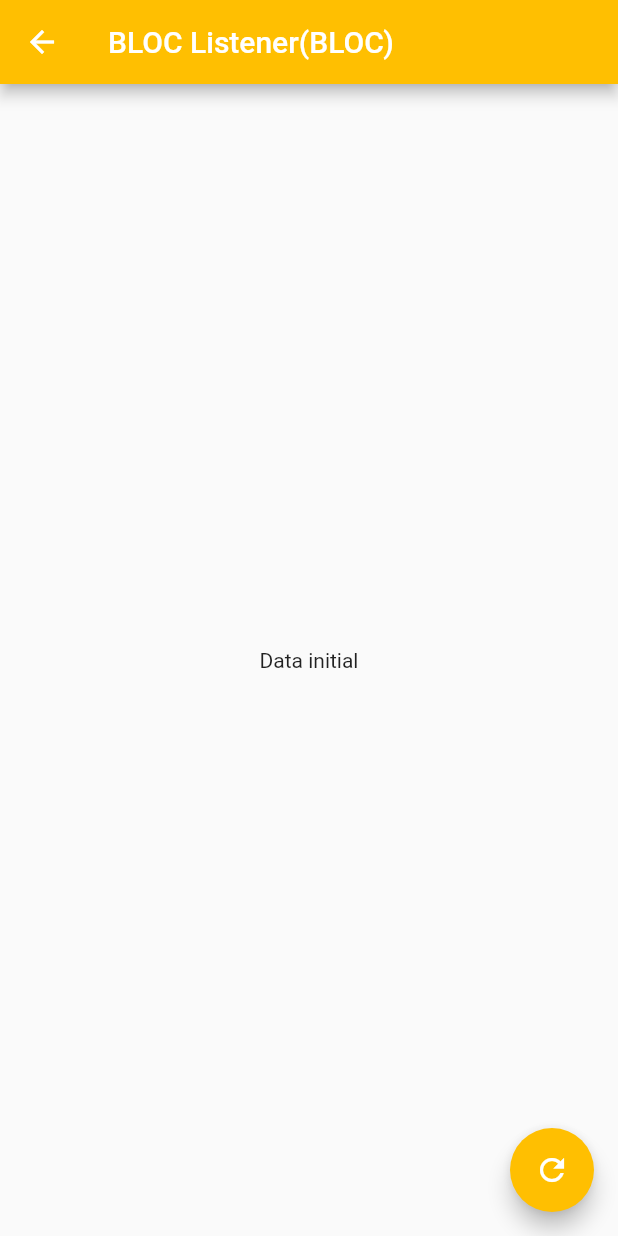
After one commit to lypsisrudiansyah/bloc_practice_app, a Flutter app: the HomeBlocListenerScreen screen opened directly, after a tap on "BLOC Listener (BLOC)", on a phone screen of 412 x 824 dp. The commit adds this screen. Run offline on Flutter 3.47's test engine with Material 2 defaults, Android fonts, the phone set to English and light mode, and no system bars; our stand-ins replace bloc, flutter_bloc.

Commit message:
create 4 files and update 1 file
refactor: HomeScreen

feat: Add BlocListener Implementation

```diff
--- /dev/null
+++ b/lib/screen/bloc_listener_implementation/bloc_listener_screen/listener_from_bloc.dart
@@ -0,0 +1,58 @@
+import 'package:flutter/material.dart';
+import 'package:flutter_bloc/flutter_bloc.dart';
+import 'package:practice_bloc_app/bloc/data_dummy/data_dummy_bloc.dart';
+import 'package:practice_bloc_app/screen/bloc_listener_implementation/bloc_listener_screen/listener_dummy_page.dart';
+import 'package:practice_bloc_app/theme.dart';
+
+class ListenerFromBlocScreen extends StatelessWidget {
+  const ListenerFromBlocScreen({Key? key}) : super(key: key);
+
+  @override
+  Widget build(BuildContext context) {
+    return Scaffold(
+      appBar: AppBar(
+        title: const Text("BLOC Listener(BLOC)"),
+      ),
+      body: BlocListener<DataDummyBloc, DataDummyState>(
+        listener: (context, state) {
+          if (state is DataDummyLoading) {
+            ScaffoldMessenger.of(context).showSnackBar(const SnackBar(content: Text("on load the data.")));
+          }
+          if (state is DataDummySuccess) {
+            ScaffoldMessenger.of(context).showSnackBar(SnackBar(content: Text(state.resultText)));
+            Navigator.push(
+              context,
+              MaterialPageRoute(builder: (context) => const ListenerDummyPage()),
+            );
+          }
+        },
+        child: BlocBuilder<DataDummyBloc, DataDummyState>(
+          builder: (context, state) {
+            if (state is DataDummyLoading) {
+              return const Center(child: CircularProgressIndicator());
+            }
+
+            if (state is DataDummySuccess) {
+              return Center(
+                child: Text(state.resultText),
+              );
+            }
+
+            return const Center(
+              child: Text("Data initial"),
+            );
+          },
+        ),
+      ),
+      floatingActionButton: Builder(builder: (ctx) {
+        return FloatingActionButton(
+          backgroundColor: accentColor,
+          onPressed: () {
+            ctx.read<DataDummyBloc>().add(OnDataEventCalled());
+          },
+          child: const Icon(Icons.refresh),
+        );
+      }),
+    );
+  }
+}
--- /dev/null
+++ b/lib/screen/bloc_listener_implementation/home_bloc_listener.dart
@@ -0,0 +1,39 @@
+import 'package:flutter/material.dart';
+import 'package:practice_bloc_app/screen/bloc_listener_implementation/bloc_listener_screen/listener_from_bloc.dart';
+import 'package:practice_bloc_app/screen/simple_shop_app/shop_app_screen/product_screen_with_cubit.dart';
+import 'package:practice_bloc_app/shared/widget/button_void_func.dart';
+
+class HomeBlocListenerScreen extends StatelessWidget {
+  const HomeBlocListenerScreen({Key? key}) : super(key: key);
+
+  @override
+  Widget build(BuildContext context) {
+    return Scaffold(
+      appBar: AppBar(
+        title: const Text("Shop App Home"),
+      ),
+      body: Center(
+        child: Column(
+          mainAxisAlignment: MainAxisAlignment.center,
+          // crossAxisAlignment: CrossAxisAlignment.end,
+          children: [
+            ButtonVoidFunc(
+              textButton: "BLOC Listener (BLOC)",
+              onPressedCustom: () => Navigator.push(
+                context,
+                MaterialPageRoute(builder: (context) => const ListenerFromBlocScreen()),
+              ),
+            ),
+            ButtonVoidFunc(
+              textButton: "BLOC Listener (CUBIT)",
+              onPressedCustom: () => Navigator.push(
+                context,
+                MaterialPageRoute(builder: (context) => const ProductScreenWithCubit()),
+              ),
+            ),
+          ],
+        ),
+      ),
+    );
+  }
+}
--- a/lib/screen/home_screen.dart
+++ b/lib/screen/home_screen.dart
@@ -1,5 +1,6 @@
 import 'package:flutter/material.dart';
 import 'package:practice_bloc_app/screen/bloc_counter_app/counter_app_home.dart';
+import 'package:practice_bloc_app/screen/bloc_listener_implementation/home_bloc_listener.dart';
 import 'package:practice_bloc_app/screen/simple_shop_app/shop_app_home.dart';
 import 'package:practice_bloc_app/shared/widget/button_void_func.dart';
 
@@ -30,6 +31,12 @@ class HomeScreen extends StatelessWidget {
                     Navigator.push(context, MaterialPageRoute(builder: (context) => const ShopAppHomeScreen()));
                   },
                 ),
+                ButtonVoidFunc(
+                  textButton: "BLOC Listener",
+                  onPressedCustom: () {
+                    Navigator.push(context, MaterialPageRoute(builder: (context) => const HomeBlocListenerScreen()));
+                  },
+                ),
               ],
             ),
           ),
```
Also changed, not shown: lib/screen/bloc_listener_implementation/bloc_listener_screen/listener_dummy_page.dart (added, +16 -0 lines), lib/screen/bloc_listener_implementation/bloc_listener_screen/listener_from_cubit.dart (added).
